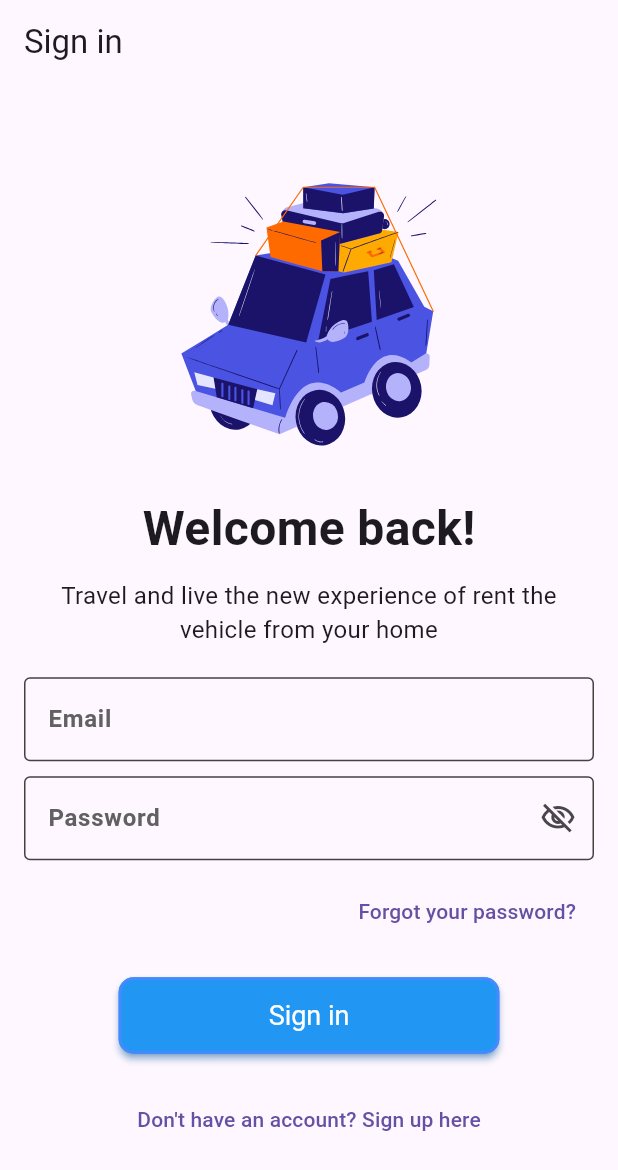
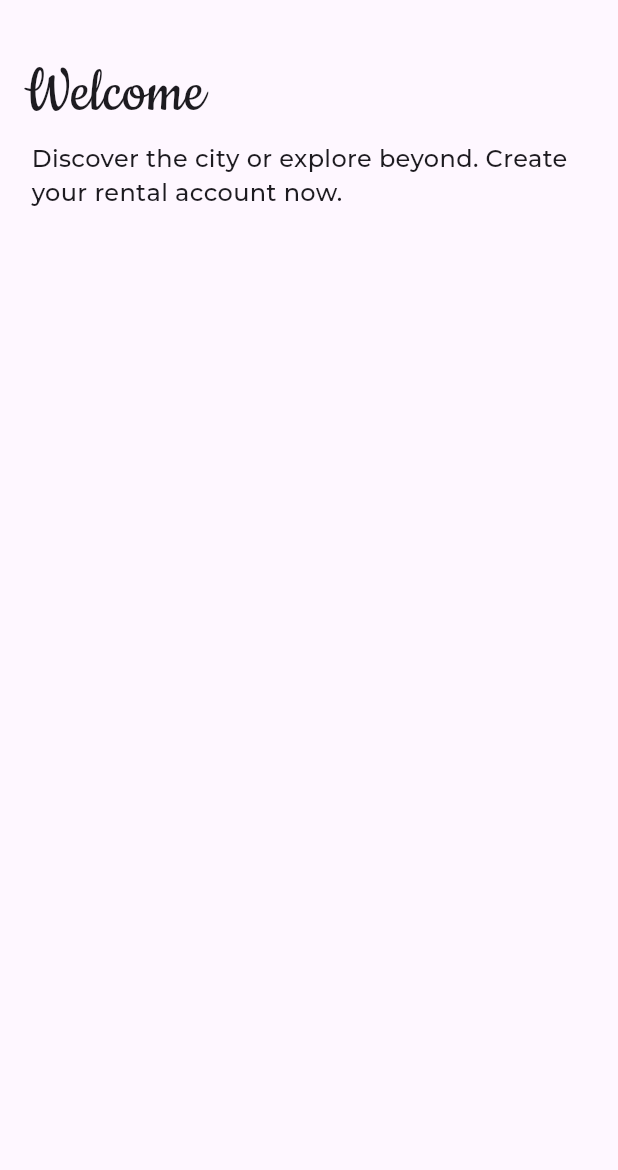
Before and after one commit to MahinSojitra/mvrs-multi-vehicle-rental-system, a Flutter app: the screen it shows after launch, on a phone screen of 412 x 824 dp. Shown: the top 1170 px of the screen. Run offline on Flutter 3.47's test engine with Material 3 defaults, Android fonts, the phone set to English and light mode, and no system bars; our stand-ins replace flutter_svg.

Commit message:
create signup_page.dart | update login_page.dart - 'font changes'

```diff
--- a/mvrs/lib/auth/login_page.dart
+++ b/mvrs/lib/auth/login_page.dart
@@ -43,7 +43,10 @@ class _LoginPageState extends State<LoginPage> {
               SizedBox(height: 20),
               Text(
                 'Welcome back!',
-                style: TextStyle(fontSize: 32, fontWeight: FontWeight.bold),
+                style: TextStyle(
+                  fontSize: 45,
+                  fontFamily: "Cookie",
+                ),
               ),
               SizedBox(height: 10),
               Text(
--- /dev/null
+++ b/mvrs/lib/auth/signup_page.dart
@@ -0,0 +1,46 @@
+import 'package:flutter/material.dart';
+
+class SignUpPage extends StatefulWidget {
+  const SignUpPage({super.key});
+
+  @override
+  State<SignUpPage> createState() => _SignUpPageState();
+}
+
+class _SignUpPageState extends State<SignUpPage> {
+  @override
+  Widget build(BuildContext context) {
+    return const Scaffold(
+      body: SingleChildScrollView(
+        child: Padding(
+          padding: EdgeInsets.only(
+            top: 10.0,
+            left: 16.0,
+            right: 16.0,
+            bottom: 10.0,
+          ),
+          child: Column(
+            crossAxisAlignment: CrossAxisAlignment.stretch,
+            children: [
+              SizedBox(height: 20),
+              Text(
+                'Welcome',
+                style: TextStyle(
+                  fontSize: 45,
+                  fontFamily: "Cookie",
+                ),
+              ),
+              Padding(
+                padding: EdgeInsets.only(left: 5.0, right: 5.0),
+                child: Text(
+                  "Discover the city or explore beyond. Create your rental account now.",
+                  style: TextStyle(fontSize: 16),
+                ),
+              ),
+            ],
+          ),
+        ),
+      ),
+    );
+  }
+}
--- a/mvrs/lib/main.dart
+++ b/mvrs/lib/main.dart
@@ -1,5 +1,5 @@
 import 'package:flutter/material.dart';
-import 'auth/login_page.dart';
+import 'package:mvrs/auth/signup_page.dart';
 
 void main() {
   runApp(const MyApp());
@@ -10,10 +10,13 @@
 
   @override
   Widget build(BuildContext context) {
-    return const MaterialApp(
+    return MaterialApp(
       title: "MVRS",
+      theme: ThemeData(
+        fontFamily: "Montserrat",
+      ),
       debugShowCheckedModeBanner: false,
-      home: LoginPage(),
+      home: SignUpPage(),
     );
   }
 }
```
Also changed, not shown: mvrs/pubspec.yaml (+10 -11 lines), mvrs/assets/fonts/Allura-Regular.ttf (added), mvrs/assets/fonts/Cookie-Regular.ttf (added), mvrs/assets/fonts/Montserrat-Medium.ttf (added).
